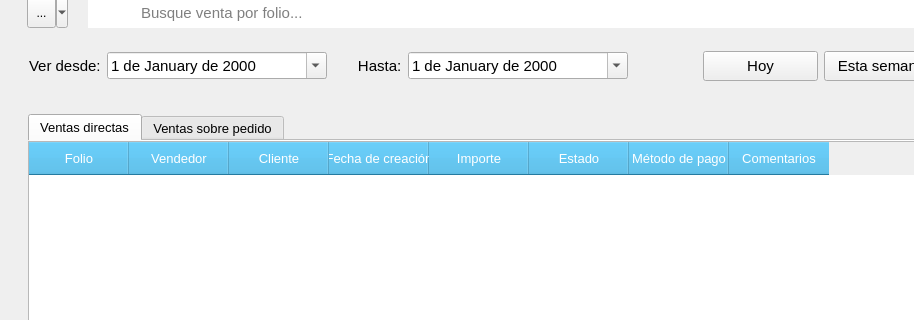
Before: the Qt Designer form src/AdministrarVentas/Ui_AdministrarVentas.ui in ivanperez-7/printpos, drawn with Qt 5; both pictures show x 0 to 914 and y 110 to 430 of the 1161 by 731 pixel window.
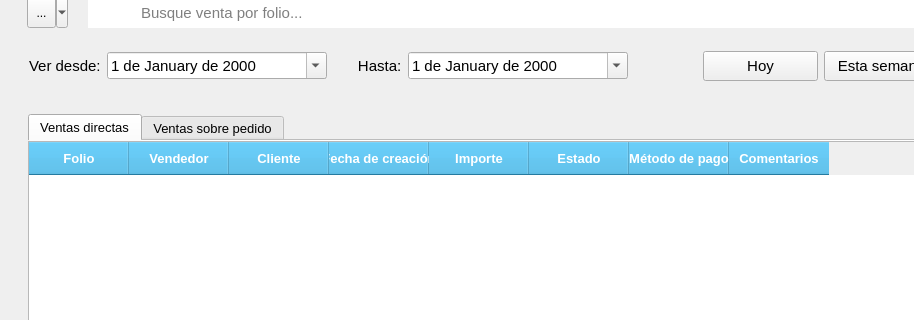
After: the same form once the commit is applied. Icons and pictures are not drawn.

The edit to the form file:
```diff
--- a/src/AdministrarVentas/Ui_AdministrarVentas.ui
+++ b/src/AdministrarVentas/Ui_AdministrarVentas.ui
@@ -483,7 +483,6 @@
         <widget class="QTabWidget" name="tabWidget">
          <property name="font">
           <font>
-           <family>Arial</family>
            <pointsize>10</pointsize>
           </font>
          </property>
@@ -517,13 +516,13 @@
             <widget class="QTableWidget" name="tabla_ventasDirectas">
              <property name="font">
               <font>
-               <family>Arial</family>
+               <family>MS Shell Dlg 2</family>
                <pointsize>10</pointsize>
               </font>
              </property>
              <property name="styleSheet">
               <string notr="true">QHeaderView::section {
-	font: bold 10pt &quot;Arial&quot;;
+	font: bold 10pt;
 	color: rgb(255, 255, 255);
 	background-color: rgb(52, 172, 224);
 
```
Left out of the diff: 21 changed lines with no effect on the pictures.
